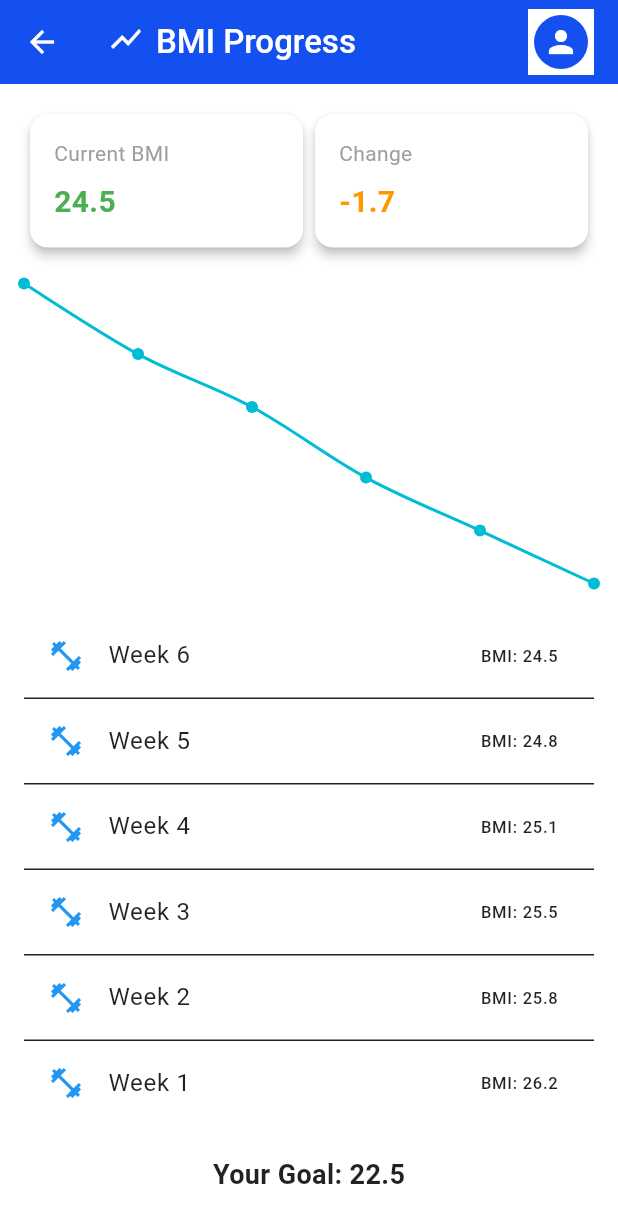
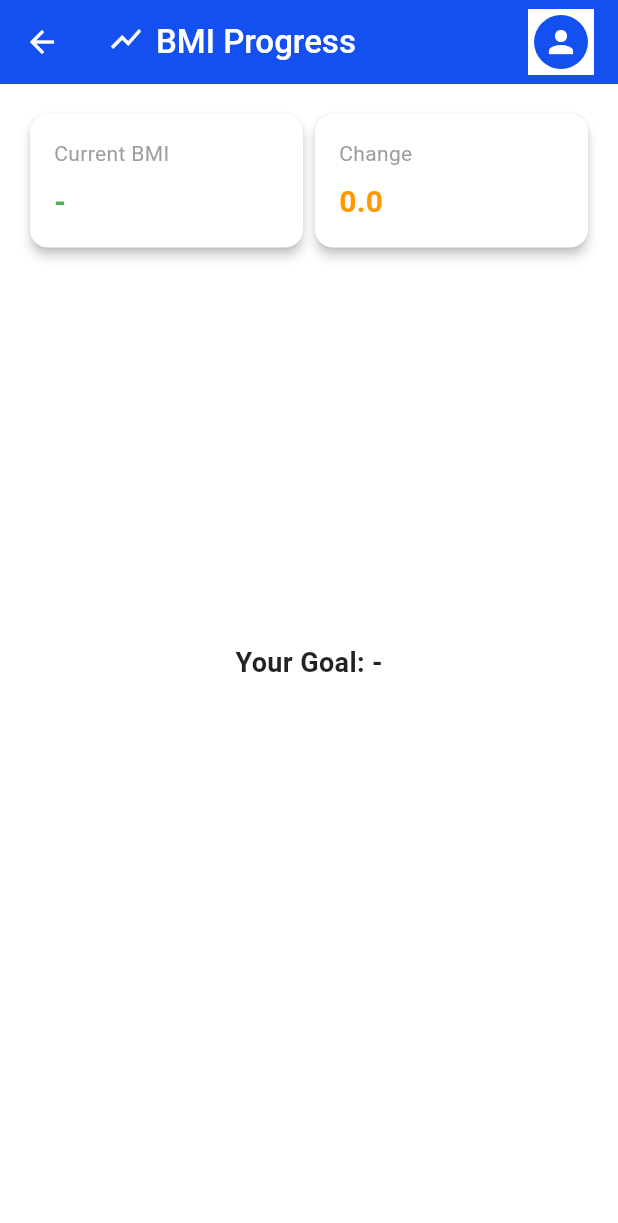
Before and after one commit to Kair1NG/FitMetricsApp, a Flutter app: the screen it shows after launch, after a tap on "Click to view detailed progress", on a phone screen of 412 x 824 dp. Shown: the top 1223 px of the screen. Run offline on Flutter 3.47's test engine with Material 3 defaults, Android fonts, the phone set to English and light mode, and no system bars; drawn by our look-alikes of fl_chart; Roboto replaces fonts that are missing (ShatellSans).

Commit message:
Integrate BMI JSON across app
User calculates BMI → saved in BMIService (BMI, category, height, weight, weekly progress).
Profile screen → shows latest BMI, height, weight, category.
Home screen → progress card shows BMI correctly, 'Not calculated' if empty.
Progress screen → updates with BMI history automatically.
Recommended workouts → can change based on BMI category.
BMIService → singleton, shared across screens.
Values update dynamically after BMI calculation.

```diff
--- a/fit_metrics/lib/common/widgets/app_bar.dart
+++ b/fit_metrics/lib/common/widgets/app_bar.dart
@@ -4,10 +4,10 @@ class CommonAppBar extends StatelessWidget implements PreferredSizeWidget {
   final String title;
   final IconData icon;
   const CommonAppBar({
-    Key? key,
+    super.key,
     this.title = "FitMetrics",
     this.icon = Icons.align_horizontal_right_rounded,
-  }) : super(key: key);
+  });
 
   @override
   Widget build(BuildContext context) {
--- a/fit_metrics/lib/common/widgets/drawer.dart
+++ b/fit_metrics/lib/common/widgets/drawer.dart
@@ -1,6 +1,8 @@
 import 'package:flutter/material.dart';
 
 class CommonDrawer extends StatelessWidget {
+  const CommonDrawer({super.key});
+
   @override
   Widget build(BuildContext context) {
     final ColorScheme colorScheme = Theme.of(context).colorScheme;
--- a/fit_metrics/lib/common/widgets/nav_bar.dart
+++ b/fit_metrics/lib/common/widgets/nav_bar.dart
@@ -5,6 +5,8 @@ import 'package:fit_metrics/screens/bmi_calculator_screen.dart';
 // Unused
 
 class CommonNavBar extends StatelessWidget {
+  const CommonNavBar({super.key});
+
   @override
   Widget build(BuildContext context) {
     return BottomAppBar(
--- a/fit_metrics/lib/main.dart
+++ b/fit_metrics/lib/main.dart
@@ -1,10 +1,10 @@
+import 'package:flutter/material.dart';
 import 'package:fit_metrics/screens/bmi_calculator_screen.dart';
 import 'package:fit_metrics/screens/home.dart';
 import 'package:fit_metrics/screens/profile.dart';
 import 'package:fit_metrics/screens/progress_bmi_screen.dart';
 import 'package:fit_metrics/screens/register.dart';
-import 'screens/recommended_workouts.dart';
-import 'package:flutter/material.dart';
+import 'package:fit_metrics/screens/recommended_workouts.dart';
 
 void main() {
   runApp(const MyApp());
@@ -38,13 +38,13 @@
           fillColor: Color(0xFFF2F4F7),
         ),
       ),
-      home: Home(),
+      home: const Home(),
       routes: {
-        '/recommended_workouts': (context) => WorkoutLibraryScreen(),
-        '/bmi_calculator_screen': (context) => BMICalculatorScreen(),
-        '/profile': (context) => Profile(),
-        '/register': (context) => Register(),
-        '/progress_tracker': (context) => ProgressBMIScreen(),
+        '/recommended_workouts': (context) => const RecommendedWorkoutsScreen(),
+        '/bmi_calculator_screen': (context) => const BMICalculatorScreen(),
+        '/profile': (context) => const ProfileScreen(),
+        '/register': (context) => const Register(),
+        '/progress_tracker': (context) => const ProgressBMIScreen(),
       },
     );
   }
--- a/fit_metrics/lib/screens/home.dart
+++ b/fit_metrics/lib/screens/home.dart
@@ -1,12 +1,37 @@
+import 'package:flutter/material.dart';
 import 'package:fit_metrics/common/helpers/container_extensions.dart';
 import 'package:fit_metrics/common/widgets/app_bar.dart';
 import 'package:fit_metrics/common/widgets/drawer.dart';
 import 'package:fit_metrics/screens/bmi_calculator_screen.dart';
 import 'package:fit_metrics/screens/progress_bmi_screen.dart';
-import 'recommendedworkouts.dart';
-import 'package:flutter/material.dart';
+import 'package:fit_metrics/screens/recommended_workouts.dart';
+import '../services/progress_bmi_service.dart';
 
-class Home extends StatelessWidget {
+class Home extends StatefulWidget {
+  const Home({super.key});
+
+  @override
+  State<Home> createState() => _HomeState();
+}
+
+class _HomeState extends State<Home> {
+  double? currentBmi;
+  String? currentCategory;
+
+  @override
+  void initState() {
+    super.initState();
+    _loadBmi();
+  }
+
+  void _loadBmi() {
+    final bmiService = BMIService();
+    setState(() {
+      currentBmi = bmiService.getCurrentBMI();
+      currentCategory = bmiService.getCurrentCategory();
+    });
+  }
+
   @override
   Widget build(BuildContext context) {
     final ColorScheme colorScheme = Theme.of(context).colorScheme;
@@ -37,21 +62,24 @@ class Home extends StatelessWidget {
 
     return Scaffold(
       backgroundColor: colorScheme.surface,
-      appBar: CommonAppBar(),
-      drawer: CommonDrawer(),
+      appBar: const CommonAppBar(),
+      drawer: const CommonDrawer(),
       body: SingleChildScrollView(
         padding: const EdgeInsets.all(16),
         child: Column(
           crossAxisAlignment: CrossAxisAlignment.start,
           children: [
-
             // FEATURES
             context.styledContainer(
               child: Column(
                 children: [
                   Row(
                     children: [
-                      Icon(Icons.calculate, size: 25, color: colorScheme.primary),
+                      Icon(
+                        Icons.calculate,
+                        size: 25,
+                        color: colorScheme.primary,
+                      ),
                       const SizedBox(width: 16),
                       Text(
                         'BMI Calculator',
@@ -67,11 +95,14 @@ class Home extends StatelessWidget {
                   SizedBox(
                     height: 35,
                     child: ElevatedButton(
-                      onPressed: () {
-                        Navigator.push(
+                      onPressed: () async {
+                        await Navigator.push(
                           context,
-                          MaterialPageRoute(builder: (context) => BMICalculatorScreen()),
+                          MaterialPageRoute(
+                            builder: (context) => const BMICalculatorScreen(),
+                          ),
                         );
+                        _loadBmi(); // refresh BMI after returning
                       },
                       style: context.styledElevatedButton().style,
                       child: const Text('Calculate BMI'),
@@ -85,7 +116,9 @@ class Home extends StatelessWidget {
 
             // PROGRESS CHART
             Card(
-              shape: RoundedRectangleBorder(borderRadius: BorderRadius.circular(12)),
+              shape: RoundedRectangleBorder(
+                borderRadius: BorderRadius.circular(12),
+              ),
               elevation: 2,
               child: Padding(
                 padding: const EdgeInsets.all(16),
@@ -96,17 +129,24 @@ class Home extends StatelessWidget {
                       children: [
                         Icon(Icons.show_chart),
                         SizedBox(width: 8),
-                        Text("Progress Tracker", style: TextStyle(fontWeight: FontWeight.w600)),
+                        Text(
+                          "Progress Tracker",
+                          style: TextStyle(fontWeight: FontWeight.w600),
+                        ),
                       ],
                     ),
                     const SizedBox(height: 8),
-                    const Text("Current BMI: 24.5"),
+                    Text(
+                      "Current BMI: ${currentBmi != null ? currentBmi!.toStringAsFixed(1) + (currentCategory != null ? " ($currentCategory)" : "") : "Not calculated"}",
+                    ),
                     const SizedBox(height: 12),
                     GestureDetector(
                       onTap: () {
                         Navigator.push(
                           context,
-                          MaterialPageRoute(builder: (_) => const ProgressBMIScreen()),
+                          MaterialPageRoute(
+                            builder: (_) => const ProgressBMIScreen(),
+                          ),
                         );
                       },
                       child: Container(
@@ -120,7 +160,11 @@ class Home extends StatelessWidget {
                         child: const Center(
                           child: Column(
                             children: [
-                              Icon(Icons.trending_up, color: Colors.green, size: 28),
+                              Icon(
+                                Icons.trending_up,
+                                color: Colors.green,
+                                size: 28,
+                              ),
                               SizedBox(height: 6),
                               Text(
                                 "Click to view detailed progress",
@@ -140,7 +184,9 @@ class Home extends StatelessWidget {
 
             // RECOMMENDED WORKOUTS
             Card(
-              shape: RoundedRectangleBorder(borderRadius: BorderRadius.circular(16)),
+              shape: RoundedRectangleBorder(
+                borderRadius: BorderRadius.circular(16),
+              ),
               elevation: 2,
               child: Padding(
                 padding: const EdgeInsets.all(12),
@@ -149,10 +195,12 @@ class Home extends StatelessWidget {
                   children: [
                     const Text(
                       "Recommended Workouts",
-                      style: TextStyle(fontSize: 18, fontWeight: FontWeight.bold),
+                      style: TextStyle(
+                        fontSize: 18,
+                        fontWeight: FontWeight.bold,
+                      ),
                     ),
                     const SizedBox(height: 12),
-
                     Column(
                       children: workouts.map((w) {
                         return Container(
@@ -192,14 +240,14 @@ class Home extends StatelessWidget {
                         );
                       }).toList(),
                     ),
-
                     const SizedBox(height: 12),
-
-                  SizedBox(
+                    SizedBox(
                       width: double.infinity,
                       child: ElevatedButton(
                         style: ElevatedButton.styleFrom(
-                          backgroundColor: Theme.of(context).colorScheme.primary,
+                          backgroundColor: Theme.of(
+                            context,
+                          ).colorScheme.primary,
                           shape: RoundedRectangleBorder(
                             borderRadius: BorderRadius.circular(12),
                           ),
@@ -207,17 +255,18 @@ class Home extends StatelessWidget {
                         onPressed: () {
                           Navigator.push(
                             context,
-                            MaterialPageRoute(builder: (context) => const WorkoutLibraryScreen()),
+                            MaterialPageRoute(
+                              builder: (context) =>
+                                  const RecommendedWorkoutsScreen(),
+                            ),
                           );
                         },
                         child: const Text(
                           "View All Workouts",
-                          style: TextStyle(
-                            color: Colors.white,
-                          ),
+                          style: TextStyle(color: Colors.white),
                         ),
                       ),
-                    )
+                    ),
                   ],
                 ),
               ),
--- a/fit_metrics/lib/screens/logIn.dart
+++ b/fit_metrics/lib/screens/logIn.dart
@@ -2,6 +2,8 @@ import 'package:fit_metrics/common/widgets/app_bar.dart';
 import 'package:flutter/material.dart';
 
 class LogIn extends StatelessWidget {
+  const LogIn({super.key});
+
   @override
   Widget build(BuildContext context) {
     return Scaffold(
--- a/fit_metrics/lib/screens/progress_bmi_screen.dart
+++ b/fit_metrics/lib/screens/progress_bmi_screen.dart
@@ -3,30 +3,27 @@ import '/widgets/progress_bmi_stat_card.dart';
 import '/widgets/weekly_progress_list.dart';
 import '/widgets/progress_bmi_chart.dart';
 import 'package:fit_metrics/common/widgets/app_bar.dart';
+import 'package:fit_metrics/services/progress_bmi_service.dart';
 
 class ProgressBMIScreen extends StatelessWidget {
   const ProgressBMIScreen({super.key});
 
   @override
   Widget build(BuildContext context) {
-    // try
-    final double currentBmi = 24.5;
-    final double bmiChange = -1.7;
-    final double targetBmi = 22.5;
-    final List<Map<String, dynamic>> entries = [
-      {"week": 6, "bmi": 24.5},
-      {"week": 5, "bmi": 24.8},
-      {"week": 4, "bmi": 25.1},
-      {"week": 3, "bmi": 25.5},
-      {"week": 2, "bmi": 25.8},
-      {"week": 1, "bmi": 26.2},
-    ];
+    final bmiService = BMIService();
+
+    final double? currentBmi = bmiService.getCurrentBMI();
+    final double? targetBmi = bmiService.getTargetBMI();
+
+    // Get weekly progress directly from service
+    final List<Map<String, dynamic>> entries = bmiService.getWeeklyProgress();
+
+    final double bmiChange = (entries.length > 1)
+        ? entries.first['bmi'] - entries.last['bmi']
+        : 0.0;
 
     return Scaffold(
-      appBar: const CommonAppBar(
-        title: "BMI Progress",
-        icon: Icons.show_chart,
-      ),
+      appBar: const CommonAppBar(title: "BMI Progress", icon: Icons.show_chart),
       body: SingleChildScrollView(
         padding: const EdgeInsets.all(16.0),
         child: Column(
@@ -38,14 +35,14 @@ class ProgressBMIScreen extends StatelessWidget {
                 Expanded(
                   child: ProgressBMIStatCard(
                     title: "Current BMI",
-                    value: currentBmi.toString(),
+                    value: currentBmi?.toStringAsFixed(1) ?? '-',
                     color: Colors.green,
                   ),
                 ),
                 Expanded(
                   child: ProgressBMIStatCard(
                     title: "Change",
-                    value: bmiChange.toString(),
+                    value: bmiChange.toStringAsFixed(1),
                     color: Colors.orange,
                   ),
                 ),
@@ -53,7 +50,7 @@ class ProgressBMIScreen extends StatelessWidget {
             ),
             const SizedBox(height: 20),
 
-            // the Chart
+            // Chart
             ProgressChart(entries: entries),
             const SizedBox(height: 20),
 
@@ -64,7 +61,7 @@ class ProgressBMIScreen extends StatelessWidget {
             // Goal
             Center(
               child: Text(
-                "Your Goal: $targetBmi",
+                "Your Goal: ${targetBmi?.toStringAsFixed(1) ?? '-'}",
                 style: const TextStyle(
                   fontSize: 18,
                   fontWeight: FontWeight.bold,
--- a/fit_metrics/lib/screens/register.dart
+++ b/fit_metrics/lib/screens/register.dart
@@ -4,6 +4,8 @@ import 'package:fit_metrics/services/profile_register.dart';
 import 'package:flutter/material.dart';
 
 class Register extends StatefulWidget {
+  const Register({super.key});
+
   @override
   _RegisterState createState() => _RegisterState();
 }
--- a/fit_metrics/lib/services/bmi_calculator.dart
+++ b/fit_metrics/lib/services/bmi_calculator.dart
@@ -27,4 +27,8 @@ class BMICalculator {
     // Return an instance using private constructor
     return BMICalculator._(bmi, category);
   }
+
+  Map<String, dynamic> toJson() {
+    return {'bmi': bmi, 'category': category};
+  }
 }
--- a/fit_metrics/lib/services/profile_register.dart
+++ b/fit_metrics/lib/services/profile_register.dart
@@ -2,6 +2,8 @@ import 'package:flutter/material.dart';
 import 'package:fit_metrics/screens/home.dart';
 
 class ProfileRegister extends StatelessWidget {
+  const ProfileRegister({super.key});
+
   @override
   Widget build(BuildContext context) {
     return Container();
--- a/fit_metrics/lib/services/progress_bmi_service.dart
+++ b/fit_metrics/lib/services/progress_bmi_service.dart
@@ -1,17 +1,40 @@
 class BMIService {
-  // Only Example, update later
-  List<Map<String, dynamic>> getWeeklyProgress() {
-    return [
-      {"week": 1, "bmi": 25.0},
-      {"week": 2, "bmi": 24.8},
-      {"week": 3, "bmi": 24.6},
-      {"week": 4, "bmi": 24.4},
-      {"week": 5, "bmi": 24.3},
-      {"week": 6, "bmi": 24.2},
-    ];
+  static final BMIService _instance = BMIService._internal();
+  factory BMIService() => _instance;
+
+  BMIService._internal();
+
+  final List<Map<String, dynamic>> _weeklyProgress = [];
+  double? _currentBmi;
+  String? _currentCategory;
+  double? _targetBmi;
+
+  double? _currentHeight;
+  double? _currentWeight;
+
+  void saveBMI(
+    Map<String, dynamic> bmiJson, {
+    double? targetBmi,
+    double? height,
+    double? weight,
+  }) {
+    _currentBmi = bmiJson['bmi'];
+    _currentCategory = bmiJson['category'];
+    _targetBmi = targetBmi ?? _targetBmi;
+    _currentHeight = height ?? _currentHeight;
+    _currentWeight = weight ?? _currentWeight;
+
+    _weeklyProgress.insert(0, {
+      "week": _weeklyProgress.length + 1,
+      "bmi": _currentBmi,
+    });
   }
 
-  double getCurrentBMI() => 24.2;
-  double getBMIChange() => -0.8;
-  double getTargetBMI() => 22.0;
+  double? getCurrentBMI() => _currentBmi;
+  String? getCurrentCategory() => _currentCategory;
+  double? getTargetBMI() => _targetBmi;
+  double? getCurrentHeight() => _currentHeight;
+  double? getCurrentWeight() => _currentWeight;
+
+  List<Map<String, dynamic>> getWeeklyProgress() => _weeklyProgress;
 }
```
Also changed, not shown: fit_metrics/lib/screens/bmi_calculator_screen.dart (+41 -2 lines), fit_metrics/lib/screens/profile.dart (+56 -13 lines), fit_metrics/lib/screens/recommended_workouts.dart (+94 -96 lines).
